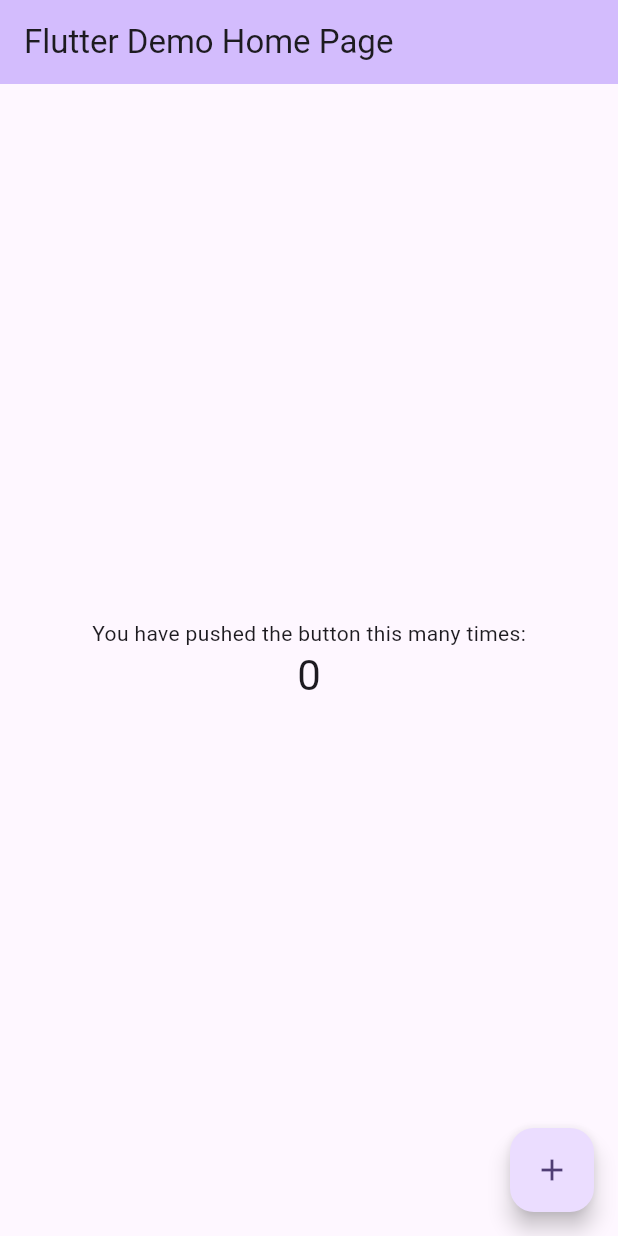
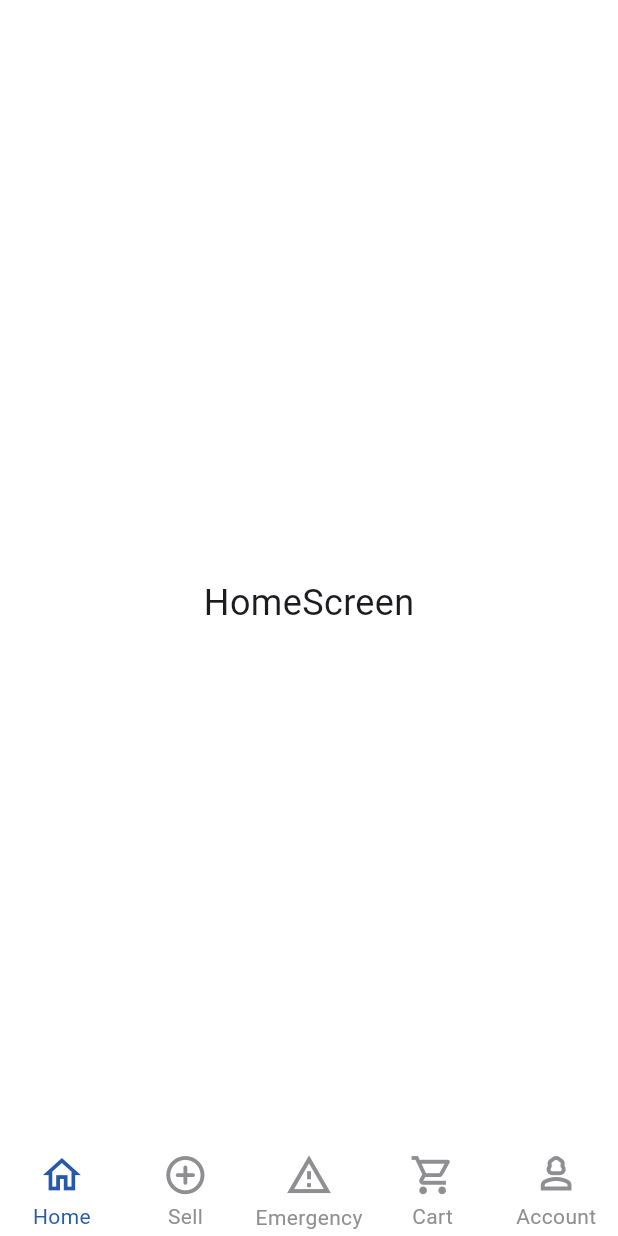
Before and after one commit to losziad3/cary, a Flutter app: the screen it shows after launch, on a phone screen of 412 x 824 dp. Run offline on Flutter 3.47's test engine with Material 3 defaults, Android fonts, the phone set to English and light mode, and no system bars; drawn by our look-alikes of persistent_bottom_nav_bar; our stand-ins replace flutter_bloc.

Commit message:
navBar with cubit

```diff
--- /dev/null
+++ b/lib/cubits/home_cubit/home_screen_cubit.dart
@@ -0,0 +1,30 @@
+
+import 'package:flutter/material.dart';
+import 'package:flutter_bloc/flutter_bloc.dart';
+import '../../features/screens/account_screen.dart';
+import '../../features/screens/cart_screen.dart';
+import '../../features/screens/emergency_screen.dart';
+import '../../features/screens/home_screen.dart';
+import '../../features/screens/sell_screen.dart';
+import 'home_screen_states.dart';
+
+class HomeCubit extends Cubit<HomeStates>{
+  HomeCubit():super(HomeInitialStates());
+  static HomeCubit get(context) => BlocProvider.of(context);
+  int currentIndex= 0;
+  List<Widget> navBar=const
+  [
+    HomeScreen(),
+    SellScreen(),
+    EmergencyScreen(),
+    CartScreen(),
+    AccountScreen()
+  ];
+
+  void onChangePage(index) {
+    currentIndex = index;
+    emit(OnChangeStates());
+  }
+
+
+}
--- /dev/null
+++ b/lib/cubits/home_cubit/home_screen_states.dart
@@ -0,0 +1,17 @@
+abstract class HomeStates {}
+
+class  HomeLoadingStates extends HomeStates{}
+
+class HomeInitialStates extends HomeStates {}
+
+class OnChangeStates extends HomeStates {}
+
+class OnLoadingGetDataStates extends HomeStates {}
+
+class OnSuccessGetDataStates extends HomeStates {}
+
+class OnErrorGetDataStates extends HomeStates {}
+
+class OnSuccessGetCategoryDataStates extends HomeStates {}
+
+class OnErrorGetCategoryDataStates extends HomeStates {}
--- /dev/null
+++ b/lib/features/screens/home_screen.dart
@@ -0,0 +1,21 @@
+import 'package:flutter/material.dart';
+
+class HomeScreen extends StatelessWidget {
+  const HomeScreen({super.key});
+
+  @override
+  Widget build(BuildContext context) {
+    return const Scaffold(
+      backgroundColor: Colors.white,
+      body: Center(
+        child: Column(
+          mainAxisAlignment: MainAxisAlignment.center,
+          children: [
+            Text('HomeScreen',style: TextStyle(fontSize: 24),),
+          ],
+        ),
+      ),
+
+    );
+  }
+}
--- /dev/null
+++ b/lib/features/screens/nav_screen.dart
@@ -0,0 +1,95 @@
+import 'package:cary/features/screens/home_screen.dart';
+import 'package:cary/features/screens/sell_screen.dart';
+import 'package:flutter/material.dart';
+import 'package:flutter_bloc/flutter_bloc.dart';
+import 'package:persistent_bottom_nav_bar/persistent_bottom_nav_bar.dart';
+import '../../cubits/home_cubit/home_screen_cubit.dart';
+import '../../cubits/home_cubit/home_screen_states.dart';
+import 'account_screen.dart';
+import 'cart_screen.dart';
+import 'emergency_screen.dart';
+
+class NavScreen extends StatelessWidget {
+  const NavScreen({super.key});
+
+  @override
+  Widget build(BuildContext context) {
+    var height = MediaQuery.of(context).size.height;
+    var width = MediaQuery.of(context).size.width;
+
+    var cubit = HomeCubit.get(context);
+    return BlocConsumer<HomeCubit,HomeStates>(
+      listener: (BuildContext context,  state) {  },
+      builder: (context, state) {
+       return Scaffold(
+
+          body:HomeCubit.get(context).navBar[cubit.currentIndex],
+         bottomNavigationBar: PersistentTabView(
+           context,
+           screens:const[
+             HomeScreen(),
+             SellScreen(),
+             EmergencyScreen(),
+             CartScreen(),
+             AccountScreen(),
+           ],
+           onItemSelected: (index){
+             cubit.onChangePage(index);
+             },
+           navBarStyle: NavBarStyle.style6,
+          navBarHeight: height/14,
+           bottomScreenMargin: 20,
+           controller: PersistentTabController(initialIndex:cubit.currentIndex),
+           items: [
+             PersistentBottomNavBarItem(
+                 icon:Icon(Icons.home_outlined),
+                 title: 'Home',textStyle: TextStyle(color: Colors.black,fontWeight: FontWeight.w400,),
+                 activeColorPrimary: Colors.blue.shade900.withOpacity(0.9),iconSize: width/13.5,
+
+             ),
+             PersistentBottomNavBarItem(
+                 icon: Icon(Icons.add_circle_outline_rounded),
+                 title: 'Sell',textStyle: TextStyle(color: Colors.black,fontWeight: FontWeight.w400,),
+               activeColorPrimary: Colors.blue.shade900.withOpacity(0.9),iconSize: width/13.5,
+             ),
+             PersistentBottomNavBarItem(
+                 icon: Icon(Icons.warning_amber_outlined),iconSize: width/13,
+                 title: 'Emergency',textStyle: TextStyle(color: Colors.black,fontWeight: FontWeight.w400,),
+                 activeColorPrimary: Colors.blue.shade900),
+             PersistentBottomNavBarItem(
+                 icon: Icon(Icons.shopping_cart_outlined),iconSize: width/13.5,
+                 title: 'Cart',textStyle: TextStyle(color: Colors.black,fontWeight: FontWeight.w400,),
+               activeColorPrimary: Colors.blue.shade900.withOpacity(0.9),
+
+             ),
+             PersistentBottomNavBarItem(
+                 icon: Icon(Icons.person_3_outlined),iconSize: width/13.5,
+                 title: 'Account',textStyle: TextStyle(color: Colors.black,fontWeight: FontWeight.w400,),
+               activeColorPrimary: Colors.blue.shade900.withOpacity(0.9),
+
+             ),
+           ],
+           padding:  EdgeInsets.only(top: height/150,bottom: height/250),
+
+           animationSettings: const NavBarAnimationSettings(
+             navBarItemAnimation: ItemAnimationSettings( // Navigation Bar's items animation properties.
+               duration: Duration(milliseconds: 400),
+               curve: Curves.ease,
+             ),
+             screenTransitionAnimation: ScreenTransitionAnimationSettings( // Screen transition animation on change of selected tab.
+               animateTabTransition: true,
+               duration: Duration(milliseconds: 200),
+               screenTransitionAnimationType: ScreenTransitionAnimationType.slide,
+             ),
+           ),
+
+
+
+         ),
+
+        );
+
+      },
+    );
+  }
+}
--- a/lib/main.dart
+++ b/lib/main.dart
@@ -1,125 +1,29 @@
 import 'package:flutter/material.dart';
+import 'package:flutter_bloc/flutter_bloc.dart';
+
+import 'const/bloc_observe.dart';
+import 'cubits/home_cubit/home_screen_cubit.dart';
+import 'features/screens/nav_screen.dart';
 
 void main() {
+  Bloc.observer = MyBlocObserver();
   runApp(const MyApp());
 }
 
 class MyApp extends StatelessWidget {
   const MyApp({super.key});
 
-  // This widget is the root of your application.
   @override
   Widget build(BuildContext context) {
-    return MaterialApp(
-      title: 'Flutter Demo',
-      theme: ThemeData(
-        // This is the theme of your application.
-        //
-        // TRY THIS: Try running your application with "flutter run". You'll see
-        // the application has a purple toolbar. Then, without quitting the app,
-        // try changing the seedColor in the colorScheme below to Colors.green
-        // and then invoke "hot reload" (save your changes or press the "hot
-        // reload" button in a Flutter-supported IDE, or press "r" if you used
-        // the command line to start the app).
-        //
-        // Notice that the counter didn't reset back to zero; the application
-        // state is not lost during the reload. To reset the state, use hot
-        // restart instead.
-        //
-        // This works for code too, not just values: Most code changes can be
-        // tested with just a hot reload.
-        colorScheme: ColorScheme.fromSeed(seedColor: Colors.deepPurple),
-        useMaterial3: true,
+    return BlocProvider(
+      create: (context)=>HomeCubit(),
+      child: MaterialApp(
+        title: 'Flutter Demo',
+        debugShowCheckedModeBanner: false,
+        theme: ThemeData(
+        ),
+        home: NavScreen(),
       ),
-      home: const MyHomePage(title: 'Flutter Demo Home Page'),
     );
   }
 }
-
-class MyHomePage extends StatefulWidget {
-  const MyHomePage({super.key, required this.title});
-
-  // This widget is the home page of your application. It is stateful, meaning
-  // that it has a State object (defined below) that contains fields that affect
-  // how it looks.
-
-  // This class is the configuration for the state. It holds the values (in this
-  // case the title) provided by the parent (in this case the App widget) and
-  // used by the build method of the State. Fields in a Widget subclass are
-  // always marked "final".
-
-  final String title;
-
-  @override
-  State<MyHomePage> createState() => _MyHomePageState();
-}
-
-class _MyHomePageState extends State<MyHomePage> {
-  int _counter = 0;
-
-  void _incrementCounter() {
-    setState(() {
-      // This call to setState tells the Flutter framework that something has
-      // changed in this State, which causes it to rerun the build method below
-      // so that the display can reflect the updated values. If we changed
-      // _counter without calling setState(), then the build method would not be
-      // called again, and so nothing would appear to happen.
-      _counter++;
-    });
-  }
-
-  @override
-  Widget build(BuildContext context) {
-    // This method is rerun every time setState is called, for instance as done
-    // by the _incrementCounter method above.
-    //
-    // The Flutter framework has been optimized to make rerunning build methods
-    // fast, so that you can just rebuild anything that needs updating rather
-    // than having to individually change instances of widgets.
-    return Scaffold(
-      appBar: AppBar(
-        // TRY THIS: Try changing the color here to a specific color (to
-        // Colors.amber, perhaps?) and trigger a hot reload to see the AppBar
-        // change color while the other colors stay the same.
-        backgroundColor: Theme.of(context).colorScheme.inversePrimary,
-        // Here we take the value from the MyHomePage object that was created by
-        // the App.build method, and use it to set our appbar title.
-        title: Text(widget.title),
-      ),
-      body: Center(
-        // Center is a layout widget. It takes a single child and positions it
-        // in the middle of the parent.
-        child: Column(
-          // Column is also a layout widget. It takes a list of children and
-          // arranges them vertically. By default, it sizes itself to fit its
-          // children horizontally, and tries to be as tall as its parent.
-          //
-          // Column has various properties to control how it sizes itself and
-          // how it positions its children. Here we use mainAxisAlignment to
-          // center the children vertically; the main axis here is the vertical
-          // axis because Columns are vertical (the cross axis would be
-          // horizontal).
-          //
-          // TRY THIS: Invoke "debug painting" (choose the "Toggle Debug Paint"
-          // action in the IDE, or press "p" in the console), to see the
-          // wireframe for each widget.
-          mainAxisAlignment: MainAxisAlignment.center,
-          children: <Widget>[
-            const Text(
-              'You have pushed the button this many times:',
-            ),
-            Text(
-              '$_counter',
-              style: Theme.of(context).textTheme.headlineMedium,
-            ),
-          ],
-        ),
-      ),
-      floatingActionButton: FloatingActionButton(
-        onPressed: _incrementCounter,
-        tooltip: 'Increment',
-        child: const Icon(Icons.add),
-      ), // This trailing comma makes auto-formatting nicer for build methods.
-    );
-  }
-}
--- a/pubspec.yaml
+++ b/pubspec.yaml
@@ -41,7 +41,7 @@ dependencies:
   flutter_bloc: ^8.1.6
   bloc: ^8.1.4
   flutter_svg: ^2.0.10+1
-
+  persistent_bottom_nav_bar: ^6.2.1
 dev_dependencies:
   flutter_test:
     sdk: flutter
@@ -66,7 +66,8 @@ flutter:
 
   # To add assets to your application, add an assets section, like this:
   assets:
-    - assets/svg/
+    - assets/images/
+    - assets/icons/
   #   - images/a_dot_ham.jpeg
 
   # An image asset can refer to one or more resolution-specific "variants", see
```
Also changed, not shown: lib/const/bloc_observe.dart (added, +39 -0 lines), lib/features/screens/account_screen.dart (added, +20 -0 lines), lib/features/screens/cart_screen.dart (added, +20 -0 lines), lib/features/screens/emergency_screen.dart (added, +20 -0 lines), lib/features/screens/sell_screen.dart (added, +20 -0 lines), pubspec.lock, 6 other files.
